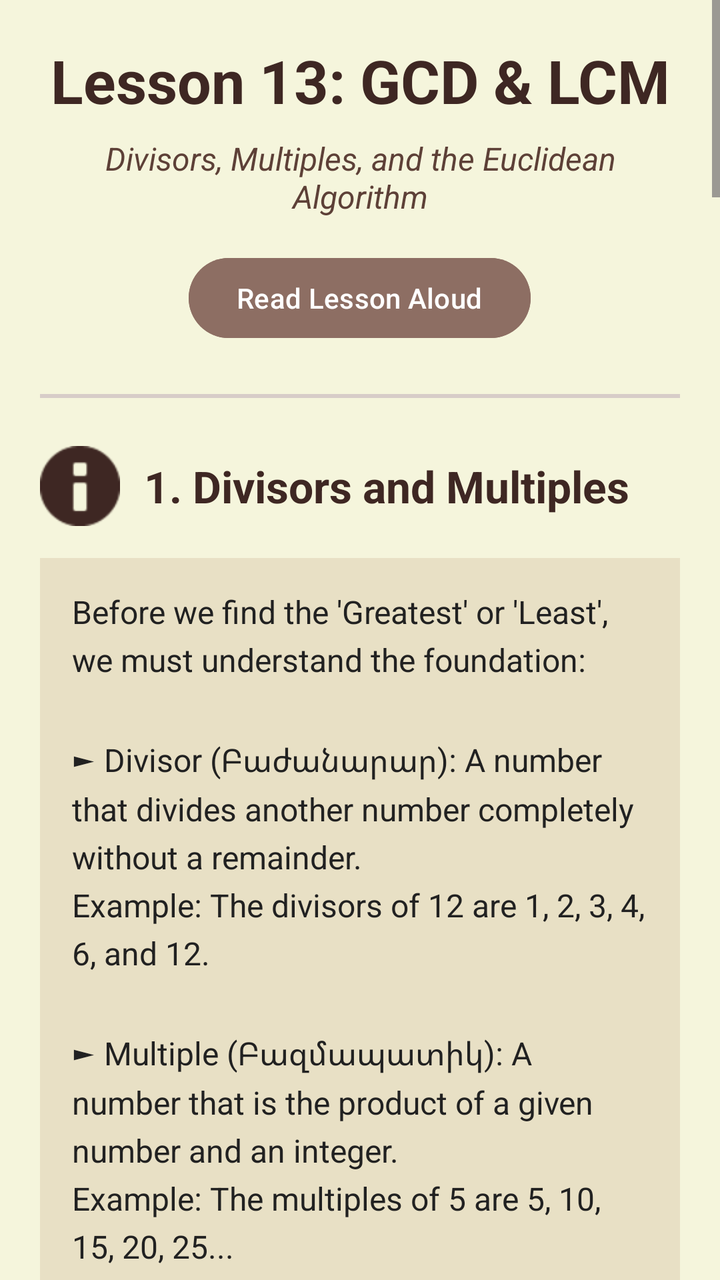
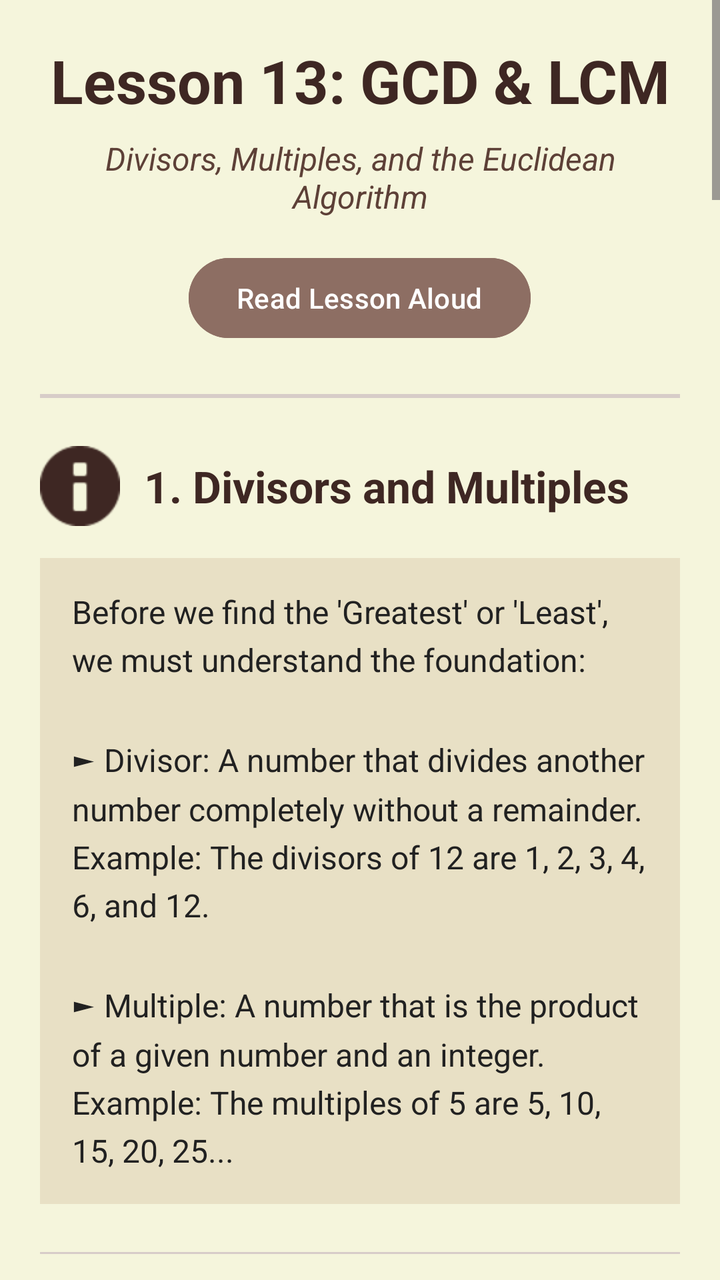

Two renders of the same Android screen: before a commit and after it. Below are the layout's source before the change and the commit's diff.
<!-- AndroidManifest.xml: application theme Theme.OlympMathMentor -->
<!-- res/layout/activity_lesson13.xml -->
<?xml version="1.0" encoding="utf-8"?>
<ScrollView
    xmlns:android="http://schemas.android.com/apk/res/android"
    xmlns:app="http://schemas.android.com/apk/res-auto"
    android:layout_width="match_parent"
    android:layout_height="match_parent"
    android:background="#F5F5DC">

    <LinearLayout
        android:layout_width="match_parent"
        android:layout_height="wrap_content"
        android:orientation="vertical"
        android:padding="20dp">

        <TextView
            android:id="@+id/tvTitle"
            android:layout_width="match_parent"
            android:layout_height="wrap_content"
            android:text="Lesson 13: GCD &amp; LCM"
            android:textSize="30sp"
            android:textStyle="bold"
            android:textColor="#3E2723"
            android:layout_marginBottom="8dp"
            android:gravity="center" />

        <TextView
            android:id="@+id/tvSubtitle"
            android:layout_width="match_parent"
            android:layout_height="wrap_content"
            android:text="Divisors, Multiples, and the Euclidean Algorithm"
            android:textSize="16sp"
            android:textColor="#5D4037"
            android:layout_marginBottom="16dp"
            android:gravity="center"
            android:textStyle="italic" />

        <Button
            android:id="@+id/btnReadLesson"
            android:layout_width="wrap_content"
            android:layout_height="wrap_content"
            android:layout_gravity="center"
            android:text="Read Lesson Aloud"
            android:backgroundTint="#8D6E63"
            android:textColor="#FFFFFF"
            android:layout_marginBottom="24dp" />

        <View
            android:layout_width="match_parent"
            android:layout_height="2dp"
            android:background="#D7CCC8"
            android:layout_marginBottom="24dp" />

        <LinearLayout
            android:layout_width="match_parent"
            android:layout_height="wrap_content"
            android:orientation="horizontal"
            android:gravity="center_vertical"
            android:layout_marginBottom="16dp">

            <ImageView
                android:layout_width="40dp"
                android:layout_height="40dp"
                android:src="@android:drawable/ic_dialog_info"
                app:tint="#3E2723"
                android:layout_marginEnd="12dp" />

            <TextView
                android:id="@+id/tvSec1Title"
                android:layout_width="match_parent"
                android:layout_height="wrap_content"
                android:text="1. Divisors and Multiples"
                android:textSize="22sp"
                android:textStyle="bold"
                android:textColor="#3E2723" />
        </LinearLayout>

        <TextView
            android:id="@+id/tvSec1Text"
            android:layout_width="match_parent"
            android:layout_height="wrap_content"
            android:text="Before we find the 'Greatest' or 'Least', we must understand the foundation:\n\n► Divisor (Բաժանարար): A number that divides another number completely without a remainder. \nExample: The divisors of 12 are 1, 2, 3, 4, 6, and 12.\n\n► Multiple (Բազմապատիկ): A number that is the product of a given number and an integer. \nExample: The multiples of 5 are 5, 10, 15, 20, 25..."
            android:textColor="#212121"
            android:textSize="16sp"
            android:background="#E8E0C5"
            android:padding="16dp"
            android:lineSpacingExtra="5dp"
            android:layout_marginBottom="24dp" />

        <View
            android:layout_width="match_parent"
            android:layout_height="1dp"
            android:background="#D7CCC8"
            android:layout_marginBottom="24dp" />

        <TextView
            android:id="@+id/tvSec2Title"
            android:layout_width="match_parent"
            android:layout_height="wrap_content"
            android:text="2. Greatest Common Divisor (GCD / ԱԸԲ)"
            android:textSize="22sp"
            android:textStyle="bold"
            android:textColor="#3E2723"
            android:layout_marginBottom="16dp" />

        <TextView
            android:id="@+id/tvSec2Text1"
            android:layout_width="match_parent"
            android:layout_height="wrap_content"
            android:text="The GCD of two numbers is the largest positive integer that divides BOTH numbers without a remainder. It is the absolute maximum size of a 'piece' you can cut both numbers into."
            android:textColor="#212121"
            android:textSize="16sp"
            android:lineSpacingExtra="5dp"
            android:layout_marginBottom="16dp" />

        <TextView
            android:id="@+id/tvSec2Text2"
            android:layout_width="match_parent"
            android:layout_height="wrap_content"
            android:text="How to find GCD using Prime Factorization:\n1. Find the prime factors of both numbers.\n2. Identify the COMMON prime factors.\n3. Multiply the lowest powers of these common factors."
            android:textSize="16sp"
            android:textStyle="bold"
            android:textColor="#5D4037"
            android:layout_marginBottom="8dp" />

        <TextView
            android:id="@+id/tvSec2Text3"
            android:layout_width="match_parent"
            android:layout_height="wrap_content"
            android:text="Example: GCD(24, 36)\n• 24 = 2³ × 3¹\n• 36 = 2² × 3²\nCommon bases are 2 and 3. Lowest powers: 2² and 3¹.\nGCD = 2² × 3¹ = 4 × 3 = 12."
            android:textColor="#212121"
            android:textSize="16sp"
            android:background="#B2DFDB"
            android:padding="16dp"
            android:lineSpacingExtra="6dp"
            android:layout_marginBottom="24dp" />

        <TextView
            android:id="@+id/tvSec3Title"
            android:layout_width="match_parent"
            android:layout_height="wrap_content"
            android:text="3. Least Common Multiple (LCM / ԱՓԲ)"
            android:textSize="22sp"
            android:textStyle="bold"
            android:textColor="#3E2723"
            android:layout_marginBottom="16dp" />

        <TextView
            android:id="@+id/tvSec3Text1"
            android:layout_width="match_parent"
            android:layout_height="wrap_content"
            android:text="The LCM is the smallest positive integer that is perfectly divisible by both numbers. If two runners run on a circular track, the LCM is the time when they will meet again at the start."
            android:textColor="#212121"
            android:textSize="16sp"
            android:lineSpacingExtra="5dp"
            android:layout_marginBottom="16dp" />

        <TextView
            android:id="@+id/tvSec3Text2"
            android:layout_width="match_parent"
            android:layout_height="wrap_content"
            android:text="How to find LCM using Prime Factorization:\n1. Take ALL prime factors present in either number.\n2. Multiply the HIGHEST powers of these factors."
            android:textSize="16sp"
            android:textStyle="bold"
            android:textColor="#5D4037"
            android:layout_marginBottom="8dp" />

        <TextView
            android:id="@+id/tvSec3Text3"
            android:layout_width="match_parent"
            android:layout_height="wrap_content"
            android:text="Example: LCM(24, 36)\n• 24 = 2³ × 3¹\n• 36 = 2² × 3²\nHighest powers: 2³ and 3².\nLCM = 2³ × 3² = 8 × 9 = 72."
            android:textColor="#212121"
            android:textSize="16sp"
            android:background="#FFE0B2"
            android:padding="16dp"
            android:lineSpacingExtra="6dp"
            android:layout_marginBottom="24dp" />

        <View
            android:layout_width="match_parent"
            android:layout_height="1dp"
            android:background="#D7CCC8"
            android:layout_marginBottom="24dp" />

        <TextView
            android:id="@+id/tvSec4Title"
            android:layout_width="match_parent"
            android:layout_height="wrap_content"
            android:text="4. The Magic Formula"
            android:textSize="22sp"
            android:textStyle="bold"
            android:textColor="#D32F2F"
            android:layout_marginBottom="16dp" />

        <TextView
            android:id="@+id/tvSec4Text1"
            android:layout_width="match_parent"
            android:layout_height="wrap_content"
            android:text="There is a beautiful, universal relationship between two numbers (a and b), their GCD, and their LCM. Memorize this:"
            android:textColor="#212121"
            android:textSize="16sp"
            android:lineSpacingExtra="5dp"
            android:layout_marginBottom="16dp" />

        <TextView
            android:id="@+id/tvSec4Text2"
            android:layout_width="match_parent"
            android:layout_height="wrap_content"
            android:text="GCD(a, b) × LCM(a, b) = a × b"
            android:textColor="#FFFFFF"
            android:textSize="20sp"
            android:textStyle="bold"
            android:gravity="center"
            android:background="#D32F2F"
            android:padding="20dp"
            android:lineSpacingExtra="6dp"
            android:layout_marginBottom="24dp" />

        <View
            android:layout_width="match_parent"
            android:layout_height="1dp"
            android:background="#D7CCC8"
            android:layout_marginBottom="24dp" />

        <TextView
            android:id="@+id/tvSec5Title"
            android:layout_width="match_parent"
            android:layout_height="wrap_content"
            android:text="5. The Euclidean Algorithm"
            android:textSize="22sp"
            android:textStyle="bold"
            android:textColor="#3E2723"
            android:layout_marginBottom="16dp" />

        <TextView
            android:id="@+id/tvSec5Text1"
            android:layout_width="match_parent"
            android:layout_height="wrap_content"
            android:text="When numbers are huge (like 1071 and 462), finding prime factors is a nightmare. The ancient Greek mathematician Euclid invented an algorithm to find the GCD easily using division with remainder."
            android:textColor="#212121"
            android:textSize="16sp"
            android:lineSpacingExtra="5dp"
            android:layout_marginBottom="16dp" />

        <TextView
            android:id="@+id/tvSec5Text2"
            android:layout_width="match_parent"
            android:layout_height="wrap_content"
            android:text="Algorithm Steps:\n1. Divide the larger number by the smaller number.\n2. Take the REMAINDER.\n3. Now divide the previous smaller number by this new remainder.\n4. Repeat until the remainder is 0.\n5. The LAST NON-ZERO REMAINDER is the GCD."
            android:textSize="16sp"
            android:textStyle="bold"
            android:textColor="#5D4037"
            android:background="#BBDEFB"
            android:padding="16dp"
            android:lineSpacingExtra="6dp"
            android:layout_marginBottom="16dp" />

        <TextView
            android:id="@+id/tvSec5Text3"
            android:layout_width="match_parent"
            android:layout_height="wrap_content"
            android:text="Example: GCD(1071, 462)\n• 1071 ÷ 462 = 2, Remainder 147\n• 462 ÷ 147 = 3, Remainder 21\n• 147 ÷ 21 = 7, Remainder 0\nSince 21 is the last non-zero remainder, GCD = 21!"
            android:textColor="#212121"
            android:textSize="16sp"
            android:textStyle="italic"
            android:padding="8dp"
            android:layout_marginBottom="32dp" />

        <TextView
            android:id="@+id/tvMasterTitle"
            android:layout_width="match_parent"
            android:layout_height="wrap_content"
            android:text="Masterclass: Advanced Problems"
            android:textSize="24sp"
            android:textStyle="bold"
            android:textColor="#3E2723"
            android:layout_marginBottom="24dp"
            android:gravity="center" />

        <LinearLayout
            android:layout_width="match_parent"
            android:layout_height="wrap_content"
            android:orientation="vertical"
            android:background="#F5F5F5"
            android:padding="16dp"
            android:layout_marginBottom="20dp"
            android:elevation="2dp">

            <TextView
                android:id="@+id/tvProb1Title"
                android:layout_width="match_parent"
                android:layout_height="wrap_content"
                android:text="Problem 1: The Tiling Puzzle (GCD)"
                android:textSize="18sp"
                android:textStyle="bold"
                android:textColor="#00695C"
                android:layout_marginBottom="8dp" />

            <TextView
                android:id="@+id/tvProb1Q"
                android:layout_width="match_parent"
                android:layout_height="wrap_content"
                android:text="Question: A rectangular floor is 56 meters long and 40 meters wide. What is the side length of the LARGEST square tile you can use to tile the floor perfectly without cutting any tiles?"
                android:textColor="#212121"
                android:textSize="16sp"
                android:lineSpacingExtra="4dp"
                android:layout_marginBottom="12dp" />

            <TextView
                android:id="@+id/tvProb1S1"
                android:layout_width="match_parent"
                android:layout_height="wrap_content"
                android:text="Step 1: The side length of the square tile must perfectly divide both the length (56) and the width (40). This means it must be a Common Divisor."
                android:textColor="#424242"
                android:textSize="15sp"
                android:layout_marginBottom="6dp" />

            <TextView
                android:id="@+id/tvProb1S2"
                android:layout_width="match_parent"
                android:layout_height="wrap_content"
                android:text="Step 2: Since we want the LARGEST square tile, we need the Greatest Common Divisor (GCD) of 56 and 40."
                android:textColor="#424242"
                android:textSize="15sp"
                android:layout_marginBottom="6dp" />

            <TextView
                android:id="@+id/tvProb1S3"
                android:layout_width="match_parent"
                android:layout_height="wrap_content"
                android:text="Step 3: Let's use Euclidean Algorithm:\n56 = 40 × 1 + 16 (Remainder 16)\n40 = 16 × 2 + 8 (Remainder 8)\n16 = 8 × 2 + 0 (Remainder 0)"
                android:textColor="#424242"
                android:textSize="15sp"
                android:textStyle="italic"
                android:layout_marginBottom="6dp" />

            <TextView
                android:id="@+id/tvProb1Ans"
                android:layout_width="match_parent"
                android:layout_height="wrap_content"
                android:text="Answer: The GCD is 8. The largest square tile is 8x8 meters."
                android:textColor="#2E7D32"
                android:textStyle="bold"
                android:textSize="16sp"
                android:layout_marginTop="8dp" />
        </LinearLayout>

        <LinearLayout
            android:layout_width="match_parent"
            android:layout_height="wrap_content"
            android:orientation="vertical"
            android:background="#F5F5F5"
            android:padding="16dp"
            android:layout_marginBottom="20dp"
            android:elevation="2dp">

            <TextView
                android:id="@+id/tvProb2Title"
                android:layout_width="match_parent"
                android:layout_height="wrap_content"
                android:text="Problem 2: The Synchronized Bells (LCM)"
                android:textSize="18sp"
                android:textStyle="bold"
                android:textColor="#1565C0"
                android:layout_marginBottom="8dp" />

            <TextView
                android:id="@+id/tvProb2Q"
                android:layout_width="match_parent"
                android:layout_height="wrap_content"
                android:text="Question: Three church bells ring at intervals of 12, 15, and 20 minutes respectively. If they all ring together at 12:00 PM, at what time will they next ring together?"
                android:textColor="#212121"
                android:textSize="16sp"
                android:lineSpacingExtra="4dp"
                android:layout_marginBottom="12dp" />

            <TextView
                android:id="@+id/tvProb2S1"
                android:layout_width="match_parent"
                android:layout_height="wrap_content"
                android:text="Step 1: The next time they ring together must be a multiple of 12, a multiple of 15, and a multiple of 20."
                android:textColor="#424242"
                android:textSize="15sp"
                android:layout_marginBottom="6dp" />

            <TextView
                android:id="@+id/tvProb2S2"
                android:layout_width="match_parent"
                android:layout_height="wrap_content"
                android:text="Step 2: We need the Least Common Multiple (LCM) of 12, 15, and 20."
                android:textColor="#424242"
                android:textSize="15sp"
                android:layout_marginBottom="6dp" />

            <TextView
                android:id="@+id/tvProb2S3"
                android:layout_width="match_parent"
                android:layout_height="wrap_content"
                android:text="Step 3: Prime factorization:\n12 = 2² × 3\n15 = 3 × 5\n20 = 2² × 5"
                android:textColor="#424242"
                android:textSize="15sp"
                android:layout_marginBottom="6dp" />

            <TextView
                android:id="@+id/tvProb2S4"
                android:layout_width="match_parent"
                android:layout_height="wrap_content"
                android:text="Step 4: Take the highest powers: 2², 3¹, 5¹. \nLCM = 4 × 3 × 5 = 60 minutes."
                android:textColor="#424242"
                android:textSize="15sp"
                android:layout_marginBottom="6dp" />

            <TextView
                android:id="@+id/tvProb2Ans"
                android:layout_width="match_parent"
                android:layout_height="wrap_content"
                android:text="Answer: They will ring together in exactly 60 minutes (1 hour), which is at 1:00 PM."
                android:textColor="#2E7D32"
                android:textStyle="bold"
                android:textSize="16sp"
                android:layout_marginTop="8dp" />
        </LinearLayout>

        <LinearLayout
            android:layout_width="match_parent"
            android:layout_height="wrap_content"
            android:orientation="vertical"
            android:background="#F5F5F5"
            android:padding="16dp"
            android:layout_marginBottom="20dp"
            android:elevation="2dp">

            <TextView
                android:id="@+id/tvProb3Title"
                android:layout_width="match_parent"
                android:layout_height="wrap_content"
                android:text="Problem 3: The Missing Number"
                android:textSize="18sp"
                android:textStyle="bold"
                android:textColor="#E65100"
                android:layout_marginBottom="8dp" />

            <TextView
                android:id="@+id/tvProb3Q"
                android:layout_width="match_parent"
                android:layout_height="wrap_content"
                android:text="Question: The GCD of two numbers is 6, and their LCM is 120. If one of the numbers is 24, find the other number."
                android:textColor="#212121"
                android:textSize="16sp"
                android:lineSpacingExtra="4dp"
                android:layout_marginBottom="12dp" />

            <TextView
                android:id="@+id/tvProb3S1"
                android:layout_width="match_parent"
                android:layout_height="wrap_content"
                android:text="Step 1: Use the Magic Formula: \nGCD(a,b) × LCM(a,b) = a × b."
                android:textColor="#424242"
                android:textSize="15sp"
                android:layout_marginBottom="6dp" />

            <TextView
                android:id="@+id/tvProb3S2"
                android:layout_width="match_parent"
                android:layout_height="wrap_content"
                android:text="Step 2: Plug in the known values: \n6 × 120 = 24 × b"
                android:textColor="#424242"
                android:textSize="15sp"
                android:textStyle="italic"
                android:layout_marginBottom="6dp" />

            <TextView
                android:id="@+id/tvProb3S3"
                android:layout_width="match_parent"
                android:layout_height="wrap_content"
                android:text="Step 3: Solve for b: \n720 = 24 × b \nb = 720 / 24 = 30."
                android:textColor="#424242"
                android:textSize="15sp"
                android:layout_marginBottom="6dp" />

            <TextView
                android:id="@+id/tvProb3Ans"
                android:layout_width="match_parent"
                android:layout_height="wrap_content"
                android:text="Answer: The other number is 30."
                android:textColor="#2E7D32"
                android:textStyle="bold"
                android:textSize="16sp"
                android:layout_marginTop="8dp" />
        </LinearLayout>

        <Button
            android:id="@+id/btnGoToTest13"
            android:layout_width="match_parent"
            android:layout_height="70dp"
            android:text="TAKE TEST 13"
            android:textStyle="bold"
            android:textSize="22sp"
            app:backgroundTint="#B2EBF2"
            android:textColor="#3E2723"
            android:elevation="6dp"
            android:layout_marginTop="10dp"
            android:layout_marginBottom="20dp" />

    </LinearLayout>
</ScrollView>
<!-- resources referenced by this layout -->
<resources>
  <style name="Theme.OlympMathMentor" parent="Base.Theme.OlympMathMentor" />
  <style name="Base.Theme.OlympMathMentor" parent="Theme.Material3.DayNight.NoActionBar">
          <item name="colorPrimary">@color/soft_beige</item>
  
          <item name="android:statusBarColor">@color/soft_beige</item>
  
          <item name="android:windowLightStatusBar">true</item>
      </style>
  <color name="soft_beige">#EFEBE9</color>
</resources>

<!-- the commit's change to res/layout/activity_lesson13.xml (unified diff, before → after) -->
@@ -78,7 +78,7 @@
             android:id="@+id/tvSec1Text"
             android:layout_width="match_parent"
             android:layout_height="wrap_content"
-            android:text="Before we find the 'Greatest' or 'Least', we must understand the foundation:\n\n► Divisor (Բաժանարար): A number that divides another number completely without a remainder. \nExample: The divisors of 12 are 1, 2, 3, 4, 6, and 12.\n\n► Multiple (Բազմապատիկ): A number that is the product of a given number and an integer. \nExample: The multiples of 5 are 5, 10, 15, 20, 25..."
+            android:text="Before we find the 'Greatest' or 'Least', we must understand the foundation:\n\n► Divisor: A number that divides another number completely without a remainder. \nExample: The divisors of 12 are 1, 2, 3, 4, 6, and 12.\n\n► Multiple: A number that is the product of a given number and an integer. \nExample: The multiples of 5 are 5, 10, 15, 20, 25..."
             android:textColor="#212121"
             android:textSize="16sp"
             android:background="#E8E0C5"
@@ -96,7 +96,7 @@
             android:id="@+id/tvSec2Title"
             android:layout_width="match_parent"
             android:layout_height="wrap_content"
-            android:text="2. Greatest Common Divisor (GCD / ԱԸԲ)"
+            android:text="2. Greatest Common Divisor (GCD)"
             android:textSize="22sp"
             android:textStyle="bold"
             android:textColor="#3E2723"
@@ -129,7 +129,7 @@
             android:text="Example: GCD(24, 36)\n• 24 = 2³ × 3¹\n• 36 = 2² × 3²\nCommon bases are 2 and 3. Lowest powers: 2² and 3¹.\nGCD = 2² × 3¹ = 4 × 3 = 12."
             android:textColor="#212121"
             android:textSize="16sp"
-            android:background="#B2DFDB"
+            android:background="#E8E0C5"
             android:padding="16dp"
             android:lineSpacingExtra="6dp"
             android:layout_marginBottom="24dp" />
@@ -138,7 +138,7 @@
             android:id="@+id/tvSec3Title"
             android:layout_width="match_parent"
             android:layout_height="wrap_content"
-            android:text="3. Least Common Multiple (LCM / ԱՓԲ)"
+            android:text="3. Least Common Multiple (LCM)"
             android:textSize="22sp"
             android:textStyle="bold"
             android:textColor="#3E2723"
@@ -207,11 +207,11 @@
             android:layout_width="match_parent"
             android:layout_height="wrap_content"
             android:text="GCD(a, b) × LCM(a, b) = a × b"
-            android:textColor="#FFFFFF"
+            android:textColor="#212121"
             android:textSize="20sp"
             android:textStyle="bold"
             android:gravity="center"
-            android:background="#D32F2F"
+            android:background="#E8E0C5"
             android:padding="20dp"
             android:lineSpacingExtra="6dp"
             android:layout_marginBottom="24dp" />
@@ -496,8 +496,8 @@
             android:text="TAKE TEST 13"
             android:textStyle="bold"
             android:textSize="22sp"
-            app:backgroundTint="#B2EBF2"
-            android:textColor="#3E2723"
+            app:backgroundTint="#8D6E63"
+            android:textColor="#FFFFFF"
             android:elevation="6dp"
             android:layout_marginTop="10dp"
             android:layout_marginBottom="20dp" />
